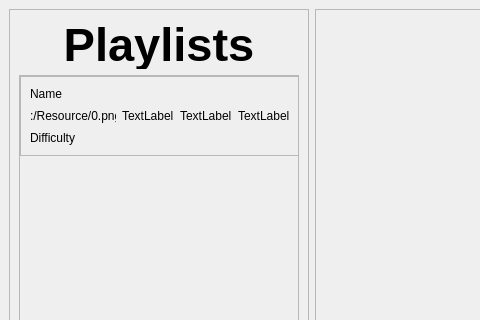
This is mainwindow.ui in cscmieu/Democratic-Stratagem-Trainer as Qt 5 draws it before an edit; both pictures show x 0 to 480 and y 0 to 320 of the 800 by 600 pixel window. The edited form follows.
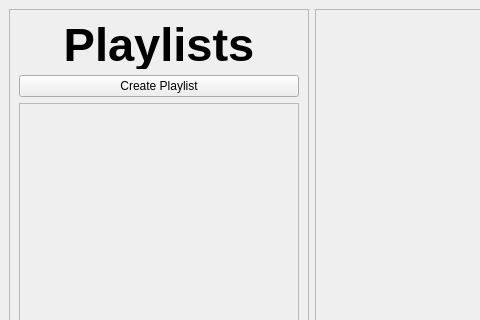
This is the edited form.

Commit message: add playlist wohoo

```diff
--- a/mainwindow.ui
+++ b/mainwindow.ui
@@ -52,6 +52,13 @@
          </property>
         </widget>
        </item>
+       <item>
+        <widget class="QPushButton" name="createPlaylistButton">
+         <property name="text">
+          <string>Create Playlist</string>
+         </property>
+        </widget>
+       </item>
        <item>
         <widget class="QFrame" name="frame">
          <property name="frameShape">
@@ -81,67 +88,28 @@
              <height>1498</height>
             </rect>
            </property>
-           <widget class="QFrame" name="DummyPlaylist">
+           <widget class="QWidget" name="verticalLayoutWidget">
             <property name="geometry">
              <rect>
               <x>0</x>
               <y>0</y>
-              <width>280</width>
-              <height>80</height>
+              <width>281</width>
+              <height>921</height>
              </rect>
             </property>
-            <property name="frameShape">
-             <enum>QFrame::StyledPanel</enum>
-            </property>
-            <property name="frameShadow">
-             <enum>QFrame::Raised</enum>
-            </property>
-            <layout class="QVBoxLayout" name="verticalLayout_2">
+            <layout class="QVBoxLayout" name="playlistsLayout">
              <item>
-              <widget class="QLabel" name="Name">
-               <property name="text">
-                <string>Name</string>
+              <spacer name="verticalSpacer">
+               <property name="orientation">
+                <enum>Qt::Vertical</enum>
                </property>
-              </widget>
-             </item>
-             <item>
-              <layout class="QHBoxLayout" name="Stratagems">
-               <item>
-                <widget class="QLabel" name="Image1">
-                 <property name="text">
-                  <string>:/Resource/0.png</string>
-                 </property>
-                </widget>
-               </item>
-               <item>
-                <widget class="QLabel" name="Image2">
-                 <property name="text">
-                  <string>TextLabel</string>
-                 </property>
-                </widget>
-               </item>
-               <item>
-                <widget class="QLabel" name="Image3">
-                 <property name="text">
-                  <string>TextLabel</string>
-                 </property>
-                </widget>
-               </item>
-               <item>
-                <widget class="QLabel" name="Image4">
-                 <property name="text">
-                  <string>TextLabel</string>
-                 </property>
-                </widget>
-               </item>
-              </layout>
-             </item>
-             <item>
-              <widget class="QLabel" name="Difficulty">
-               <property name="text">
-                <string>Difficulty</string>
+               <property name="sizeHint" stdset="0">
+                <size>
+                 <width>20</width>
+                 <height>40</height>
+                </size>
                </property>
-              </widget>
+              </spacer>
              </item>
             </layout>
            </widget>
```
The commit also changes 5 other files.
